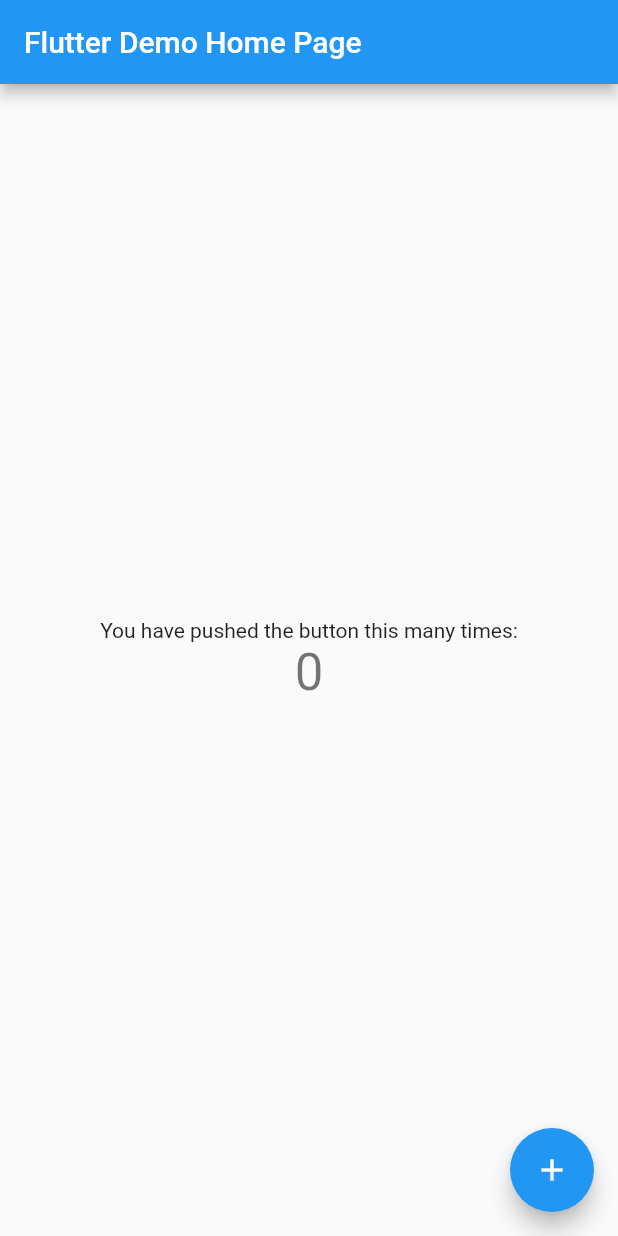
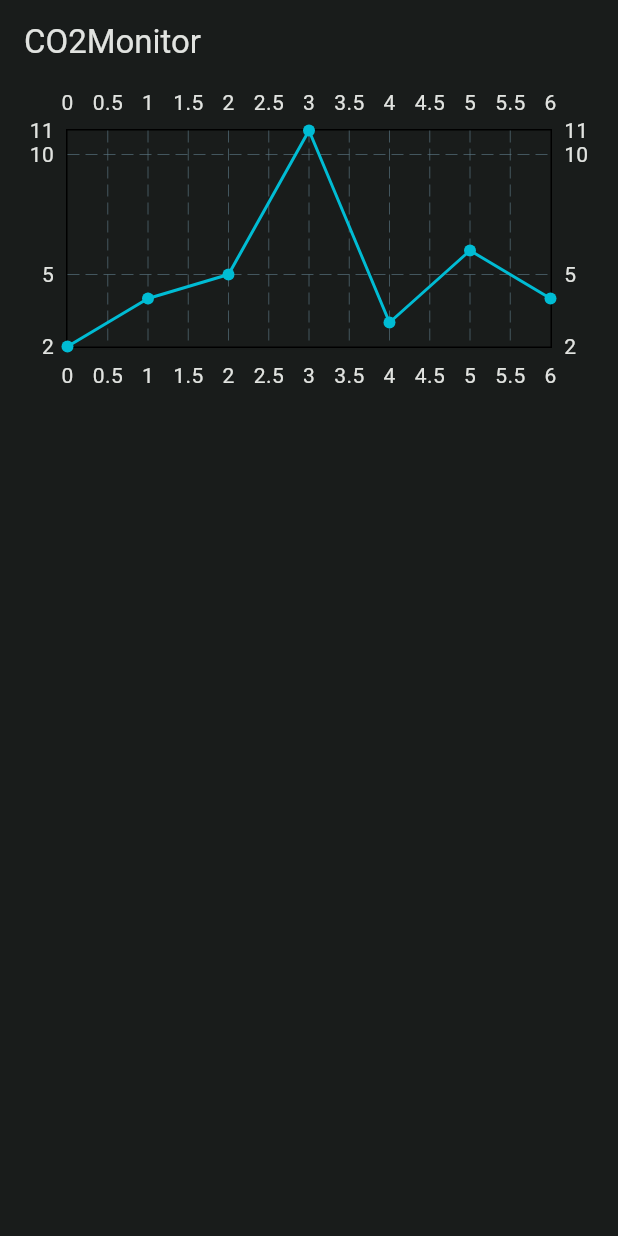
Before and after one commit to FMinister/co2monitor.app, a Flutter app: the screen it shows after launch, on a phone screen of 412 x 824 dp. Run offline on Flutter 3.47's test engine with Material 2 defaults, Android fonts, the phone set to English and light mode, and no system bars; drawn by our look-alikes of fl_chart; our stand-ins replace shared_preferences.

Commit message:
added basic structure and basic line chart

```diff
--- /dev/null
+++ b/lib/components/color_schemes.dart
@@ -0,0 +1,69 @@
+import "package:flutter/material.dart";
+
+const lightColorScheme = ColorScheme(
+  brightness: Brightness.light,
+  primary: Color(0xFF006B56),
+  onPrimary: Color(0xFFFFFFFF),
+  primaryContainer: Color(0xFF7EF8D4),
+  onPrimaryContainer: Color(0xFF002018),
+  secondary: Color(0xFF414BDA),
+  onSecondary: Color(0xFFFFFFFF),
+  secondaryContainer: Color(0xFFE0E0FF),
+  onSecondaryContainer: Color(0xFF00026C),
+  tertiary: Color(0xFF416276),
+  onTertiary: Color(0xFFFFFFFF),
+  tertiaryContainer: Color(0xFFC4E7FF),
+  onTertiaryContainer: Color(0xFF001E2C),
+  error: Color(0xFFBA1A1A),
+  errorContainer: Color(0xFFFFDAD6),
+  onError: Color(0xFFFFFFFF),
+  onErrorContainer: Color(0xFF410002),
+  background: Color(0xFFFBFDFA),
+  onBackground: Color(0xFF191C1B),
+  surface: Color(0xFFFBFDFA),
+  onSurface: Color(0xFF191C1B),
+  surfaceVariant: Color(0xFFDBE5DF),
+  onSurfaceVariant: Color(0xFF3F4945),
+  outline: Color(0xFF6F7975),
+  onInverseSurface: Color(0xFFEFF1EE),
+  inverseSurface: Color(0xFF2E312F),
+  inversePrimary: Color(0xFF5FDBB9),
+  shadow: Color(0xFF000000),
+  surfaceTint: Color(0xFF006B56),
+  outlineVariant: Color(0xFFBFC9C3),
+  scrim: Color(0xFF000000),
+);
+
+const darkColorScheme = ColorScheme(
+  brightness: Brightness.dark,
+  primary: Color(0xFF5FDBB9),
+  onPrimary: Color(0xFF00382B),
+  primaryContainer: Color(0xFF005140),
+  onPrimaryContainer: Color(0xFF7EF8D4),
+  secondary: Color(0xFFBEC2FF),
+  onSecondary: Color(0xFF0005A9),
+  secondaryContainer: Color(0xFF252EC2),
+  onSecondaryContainer: Color(0xFFE0E0FF),
+  tertiary: Color(0xFFA8CBE2),
+  onTertiary: Color(0xFF0D3446),
+  tertiaryContainer: Color(0xFF284B5E),
+  onTertiaryContainer: Color(0xFFC4E7FF),
+  error: Color(0xFFFFB4AB),
+  errorContainer: Color(0xFF93000A),
+  onError: Color(0xFF690005),
+  onErrorContainer: Color(0xFFFFDAD6),
+  background: Color(0xFF191C1B),
+  onBackground: Color(0xFFE1E3E0),
+  surface: Color(0xFF191C1B),
+  onSurface: Color(0xFFE1E3E0),
+  surfaceVariant: Color(0xFF3F4945),
+  onSurfaceVariant: Color(0xFFBFC9C3),
+  outline: Color(0xFF89938E),
+  onInverseSurface: Color(0xFF191C1B),
+  inverseSurface: Color(0xFFE1E3E0),
+  inversePrimary: Color(0xFF006B56),
+  shadow: Color(0xFF000000),
+  surfaceTint: Color(0xFF5FDBB9),
+  outlineVariant: Color(0xFF3F4945),
+  scrim: Color(0xFF000000),
+);
--- /dev/null
+++ b/lib/components/static_lines.dart
@@ -0,0 +1,20 @@
+import "package:collection/collection.dart";
+
+class StaticLines {
+  final double x;
+  final double y;
+
+  StaticLines({
+    required this.x,
+    required this.y,
+  });
+}
+
+List<StaticLines> get pricePoints {
+  final data = <double>[2, 4, 5, 11, 3, 6, 4];
+
+  return data
+      .mapIndexed(
+          ((index, element) => StaticLines(x: index.toDouble(), y: element)))
+      .toList();
+}
--- a/lib/main.dart
+++ b/lib/main.dart
@@ -1,4 +1,9 @@
+import 'package:co2app/screens/line_chart_screen.dart';
+import 'package:co2app/providers/theme_provider.dart';
 import 'package:flutter/material.dart';
+import 'package:provider/provider.dart';
+
+import 'components/color_schemes.dart';
 
 void main() {
   runApp(const MyApp());
@@ -10,106 +15,22 @@
   // This widget is the root of your application.
   @override
   Widget build(BuildContext context) {
-    return MaterialApp(
-      title: 'Flutter Demo',
-      theme: ThemeData(
-        // This is the theme of your application.
-        //
-        // Try running your application with "flutter run". You'll see the
-        // application has a blue toolbar. Then, without quitting the app, try
-        // changing the primarySwatch below to Colors.green and then invoke
-        // "hot reload" (press "r" in the console where you ran "flutter run",
-        // or simply save your changes to "hot reload" in a Flutter IDE).
-        // Notice that the counter didn't reset back to zero; the application
-        // is not restarted.
-        primarySwatch: Colors.blue,
+    return MultiProvider(
+      providers: [
+        ChangeNotifierProvider(
+          create: (_) => ThemeProvider(),
+        ),
+      ],
+      child: Consumer<ThemeProvider>(
+        builder: (ctx, themeProv, _) => MaterialApp(
+          debugShowCheckedModeBanner: false,
+          title: "CO2Monitor",
+          theme: themeProv.isDark
+              ? ThemeData(useMaterial3: true, colorScheme: lightColorScheme)
+              : ThemeData(useMaterial3: true, colorScheme: darkColorScheme),
+          home: const LineChartScreen(title: 'Flutter Demo Home Page'),
+        ),
       ),
-      home: const MyHomePage(title: 'Flutter Demo Home Page'),
     );
   }
 }
-
-class MyHomePage extends StatefulWidget {
-  const MyHomePage({super.key, required this.title});
-
-  // This widget is the home page of your application. It is stateful, meaning
-  // that it has a State object (defined below) that contains fields that affect
-  // how it looks.
-
-  // This class is the configuration for the state. It holds the values (in this
-  // case the title) provided by the parent (in this case the App widget) and
-  // used by the build method of the State. Fields in a Widget subclass are
-  // always marked "final".
-
-  final String title;
-
-  @override
-  State<MyHomePage> createState() => _MyHomePageState();
-}
-
-class _MyHomePageState extends State<MyHomePage> {
-  int _counter = 0;
-
-  void _incrementCounter() {
-    setState(() {
-      // This call to setState tells the Flutter framework that something has
-      // changed in this State, which causes it to rerun the build method below
-      // so that the display can reflect the updated values. If we changed
-      // _counter without calling setState(), then the build method would not be
-      // called again, and so nothing would appear to happen.
-      _counter++;
-    });
-  }
-
-  @override
-  Widget build(BuildContext context) {
-    // This method is rerun every time setState is called, for instance as done
-    // by the _incrementCounter method above.
-    //
-    // The Flutter framework has been optimized to make rerunning build methods
-    // fast, so that you can just rebuild anything that needs updating rather
-    // than having to individually change instances of widgets.
-    return Scaffold(
-      appBar: AppBar(
-        // Here we take the value from the MyHomePage object that was created by
-        // the App.build method, and use it to set our appbar title.
-        title: Text(widget.title),
-      ),
-      body: Center(
-        // Center is a layout widget. It takes a single child and positions it
-        // in the middle of the parent.
-        child: Column(
-          // Column is also a layout widget. It takes a list of children and
-          // arranges them vertically. By default, it sizes itself to fit its
-          // children horizontally, and tries to be as tall as its parent.
-          //
-          // Invoke "debug painting" (press "p" in the console, choose the
-          // "Toggle Debug Paint" action from the Flutter Inspector in Android
-          // Studio, or the "Toggle Debug Paint" command in Visual Studio Code)
-          // to see the wireframe for each widget.
-          //
-          // Column has various properties to control how it sizes itself and
-          // how it positions its children. Here we use mainAxisAlignment to
-          // center the children vertically; the main axis here is the vertical
-          // axis because Columns are vertical (the cross axis would be
-          // horizontal).
-          mainAxisAlignment: MainAxisAlignment.center,
-          children: <Widget>[
-            const Text(
-              'You have pushed the button this many times:',
-            ),
-            Text(
-              '$_counter',
-              style: Theme.of(context).textTheme.headlineMedium,
-            ),
-          ],
-        ),
-      ),
-      floatingActionButton: FloatingActionButton(
-        onPressed: _incrementCounter,
-        tooltip: 'Increment',
-        child: const Icon(Icons.add),
-      ), // This trailing comma makes auto-formatting nicer for build methods.
-    );
-  }
-}
--- /dev/null
+++ b/lib/providers/theme_provider.dart
@@ -0,0 +1,28 @@
+import "package:flutter/material.dart";
+import "package:shared_preferences/shared_preferences.dart";
+
+class ThemeProvider with ChangeNotifier {
+  bool _isDark = false;
+
+  bool get isDark {
+    return _isDark;
+  }
+
+  Future<void> setTheme(bool themeMode) async {
+    final prefs = await SharedPreferences.getInstance();
+    _isDark = themeMode;
+    prefs.setBool("darkMode", themeMode);
+    notifyListeners();
+  }
+
+  Future<bool> getTheme() async {
+    final prefs = await SharedPreferences.getInstance();
+    if (!prefs.containsKey("darkMode")) {
+      prefs.setBool("darkMode", _isDark);
+    } else {
+      _isDark = prefs.getBool("darkMode")!;
+    }
+
+    return _isDark;
+  }
+}
--- /dev/null
+++ b/lib/screens/line_chart_screen.dart
@@ -0,0 +1,26 @@
+import 'package:flutter/material.dart';
+
+import '../components/static_lines.dart';
+import '../widgets/line_chart.dart';
+
+class LineChartScreen extends StatefulWidget {
+  const LineChartScreen({super.key, required this.title});
+  final String title;
+
+  @override
+  State<LineChartScreen> createState() => _LineChartScreenState();
+}
+
+class _LineChartScreenState extends State<LineChartScreen> {
+  @override
+  Widget build(BuildContext context) {
+    return Scaffold(
+      appBar: AppBar(title: const Text("CO2Monitor")),
+      body: content(),
+    );
+  }
+
+  Widget content() {
+    return LineChartWidget(pricePoints);
+  }
+}
--- /dev/null
+++ b/lib/widgets/line_chart.dart
@@ -0,0 +1,28 @@
+import 'package:co2app/components/static_lines.dart';
+import 'package:fl_chart/fl_chart.dart';
+import 'package:flutter/material.dart';
+import 'package:flutter/src/widgets/framework.dart';
+
+class LineChartWidget extends StatelessWidget {
+  final List<StaticLines> points;
+
+  const LineChartWidget(this.points, {Key? key}) : super(key: key);
+
+  @override
+  Widget build(BuildContext context) {
+    return AspectRatio(
+      aspectRatio: 2,
+      child: LineChart(
+        LineChartData(
+          lineBarsData: [
+            LineChartBarData(
+              spots: points.map((point) => FlSpot(point.x, point.y)).toList(),
+              isCurved: false,
+              dotData: FlDotData(show: true),
+            )
+          ],
+        ),
+      ),
+    );
+  }
+}
--- a/pubspec.yaml
+++ b/pubspec.yaml
@@ -35,6 +35,10 @@
   # The following adds the Cupertino Icons font to your application.
   # Use with the CupertinoIcons class for iOS style icons.
   cupertino_icons: ^1.0.2
+  fl_chart: ^0.61.0
+  collection: ^1.17.0
+  shared_preferences: ^2.0.20
+  provider: ^6.0.5
 
 dev_dependencies:
   flutter_test:
```
Also changed, not shown: pubspec.lock, 1 other file.
